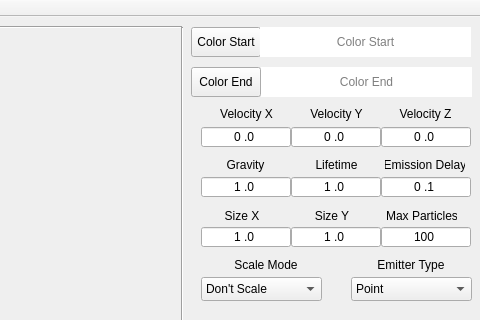
First picture: the form in TA_ParticleEditor/TA_ParticleEditor/particleeditor.ui, repository Stureplan/TA_ParticleEditor, before the edit; both pictures show x 469 to 949 and y 0 to 320 of the 949 by 653 pixel window.
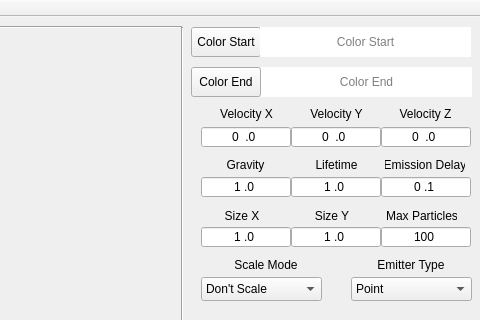
Second picture: the form after the edit. Custom widgets are drawn as their Qt base class.

Commit message: Increased precision for velocities

The edit to the form file:
```diff
--- a/TA_ParticleEditor/TA_ParticleEditor/particleeditor.ui
+++ b/TA_ParticleEditor/TA_ParticleEditor/particleeditor.ui
@@ -473,7 +473,7 @@
      </rect>
     </property>
     <property name="inputMask">
-     <string>#0\.00</string>
+     <string>##0\.00</string>
     </property>
     <property name="text">
      <string>0.0</string>
@@ -495,7 +495,7 @@
      </rect>
     </property>
     <property name="inputMask">
-     <string>#0\.00</string>
+     <string>##0\.00</string>
     </property>
     <property name="text">
      <string>0.0</string>
@@ -517,7 +517,7 @@
      </rect>
     </property>
     <property name="inputMask">
-     <string>#0\.00</string>
+     <string>##0\.00</string>
     </property>
     <property name="text">
      <string>0.0</string>
```
The commit also changes 1 other file.
